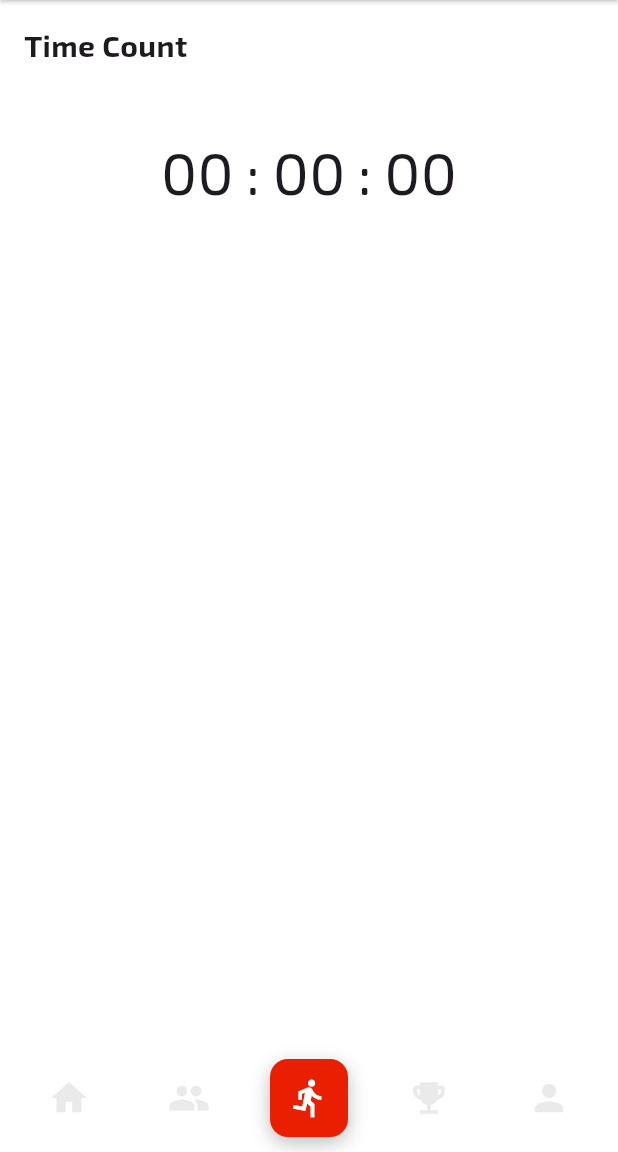
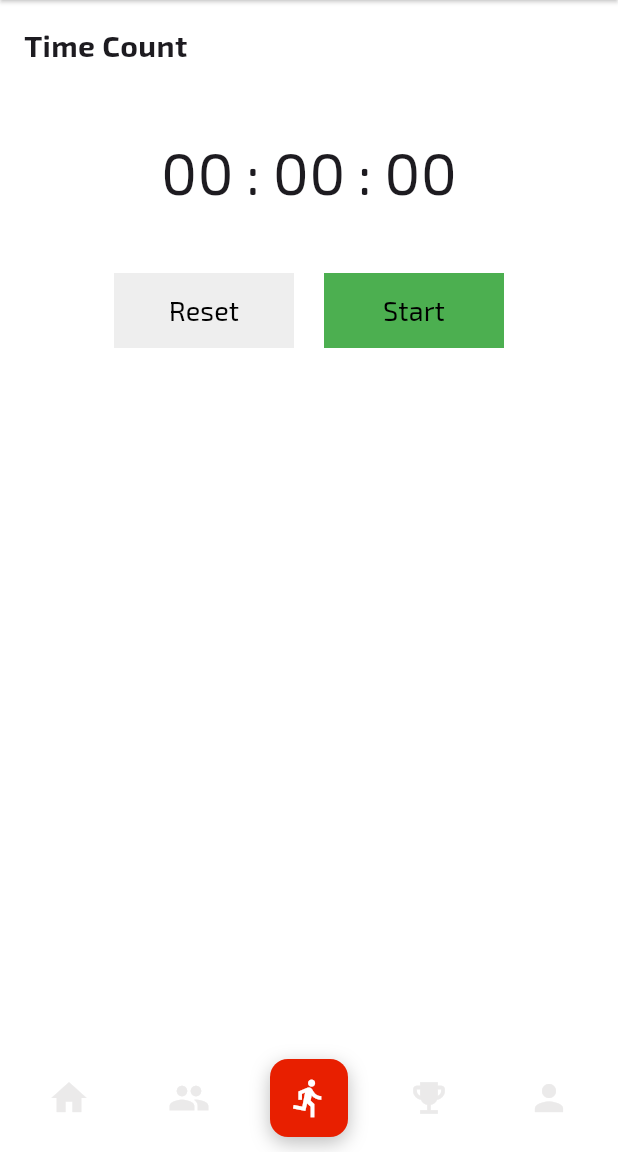
Before and after one commit to chanda-dev/race_tracking_app_g14, a Flutter app: the screen it shows after launch, on a phone screen of 412 x 824 dp, the part 84-1236 px from its top. Run offline on Flutter 3.47's test engine with Material 3 defaults, Android fonts, the phone set to English and light mode, and no system bars; project files that could hold a hidden picture were left out.

Commit message:
button start and reset

```diff
--- a/lib/UI/screens/manager/start_race/start_race.dart
+++ b/lib/UI/screens/manager/start_race/start_race.dart
@@ -10,10 +10,7 @@ class StartRace extends StatelessWidget {
     return Container(
       color: AppColors.backGroundColor,
       child: Padding(
-        padding: EdgeInsets.all(16),
-        child: Container(
-          width: double.infinity,
-          color: AppColors.backGroundColor,
+        padding: const EdgeInsets.all(16),
         child: Column(
           mainAxisAlignment: MainAxisAlignment.start,
           crossAxisAlignment: CrossAxisAlignment.start,
@@ -25,13 +22,70 @@ class StartRace extends StatelessWidget {
                 fontWeight: AppTextStyles.heading.fontWeight,
               ),
             ),
-              SizedBox(height: AppSpacings.xl),
-              TimeCount(
+            const SizedBox(height: 32),
+            Center(
+              child: TimeCount(
                 fontSize: AppTextStyles.watch.fontSize!,
                 fontWeight: AppTextStyles.watch.fontWeight!,
               ),
+            ),
+            const SizedBox(height: 32),
+            Row(
+              mainAxisAlignment: MainAxisAlignment.center,
+              children: [
+                Container(
+                  width: 120,
+                  height: 50,
+                  color: Colors.grey[200], // <-- No border radius = Square
+                  child: TextButton(
+                    onPressed: () {
+                      // tuk ter implementasi
+                    },
+                    style: TextButton.styleFrom(
+                      padding: EdgeInsets.zero,
+                      shape: RoundedRectangleBorder(
+                        borderRadius: BorderRadius.zero,
+                        // <-- Make it square
+                      ),
+                    ),
+                    child: const Text(
+                      'Reset',
+                      style: TextStyle(
+                        color: Colors.black,
+                        fontSize: 18,
+                        fontWeight: FontWeight.w500,
+                      ),
+                    ),
+                  ),
+                ),
+                const SizedBox(width: 20),
+                Container(
+                  width: 120,
+                  height: 50,
+                  color: Colors.green, // <-- No border radius = Square
+                  child: TextButton(
+                    onPressed: () {
+                      //jam ter implementasi
+                    },
+                    style: TextButton.styleFrom(
+                      padding: EdgeInsets.zero,
+                      shape: RoundedRectangleBorder(
+                        borderRadius: BorderRadius.zero, // <-- Make it square
+                      ),
+                    ),
+                    child: const Text(
+                      'Start',
+                      style: TextStyle(
+                        color: Colors.black,
+                        fontSize: 18,
+                        fontWeight: FontWeight.w500,
+                      ),
+                    ),
+                  ),
+                ),
               ],
             ),
+          ],
         ),
       ),
     );
```
Lines whose indentation alone changed are shown as unchanged.
